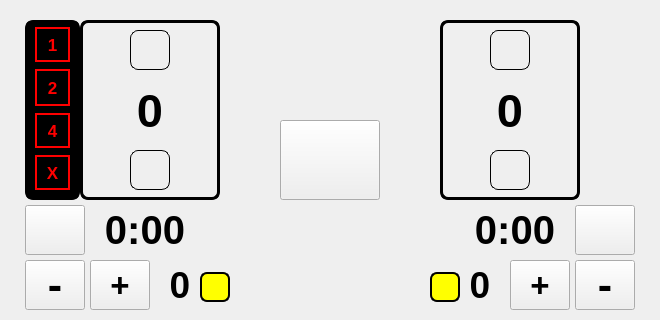
Old version of the form ventana_control.ui in the repository BLAK3D/Servicio_Comunitario; both pictures show x 0 to 660 and y 230 to 550 of the 660 by 550 pixel window.
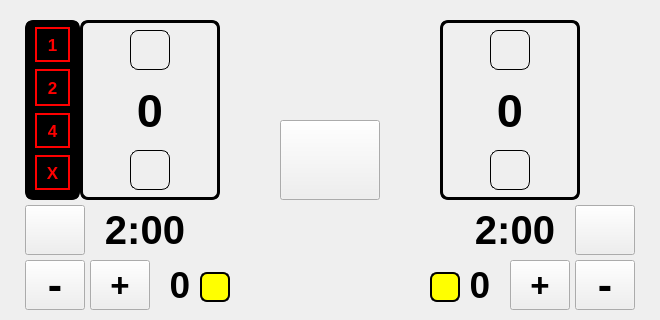
New version of the form. Icons and pictures are not drawn.

The edit to the form file:
```diff
--- a/ventana_control.ui
+++ b/ventana_control.ui
@@ -1024,7 +1024,7 @@
      <string notr="true">border: none;</string>
     </property>
     <property name="text">
-     <string>0:00</string>
+     <string>2:00</string>
     </property>
     <property name="alignment">
      <set>Qt::AlignCenter</set>
@@ -1050,7 +1050,7 @@
      <string notr="true">border: none;</string>
     </property>
     <property name="text">
-     <string>0:00</string>
+     <string>2:00</string>
     </property>
     <property name="alignment">
      <set>Qt::AlignCenter</set>
```
Left out of the diff: 16 changed lines with no effect on the pictures.
